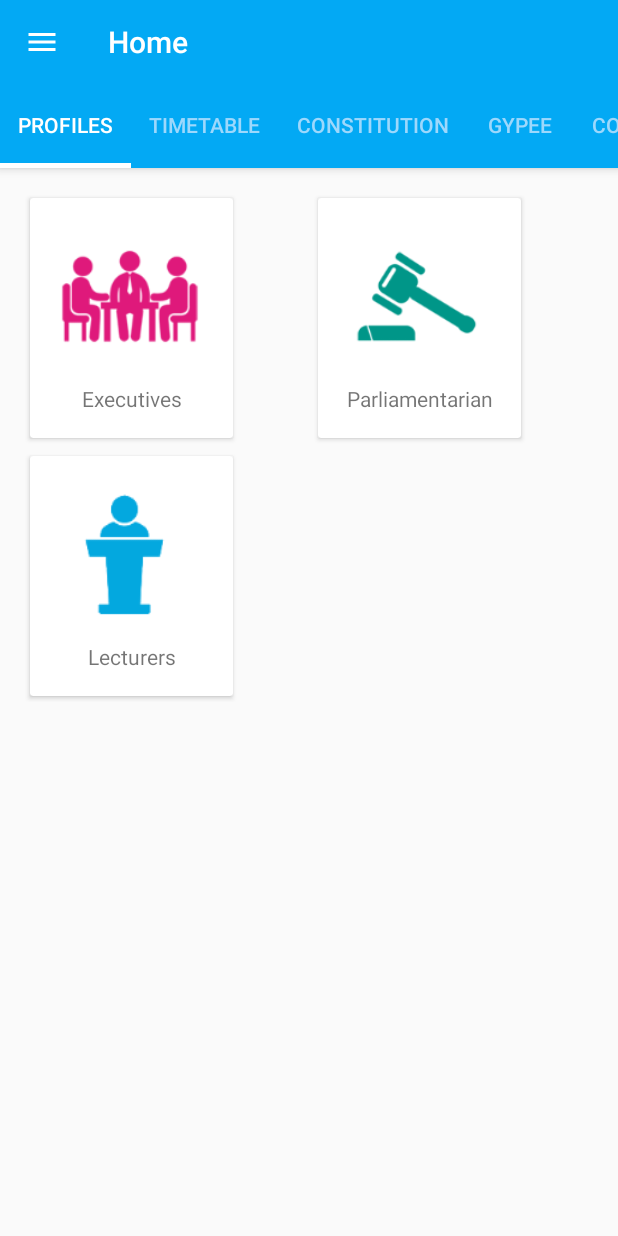
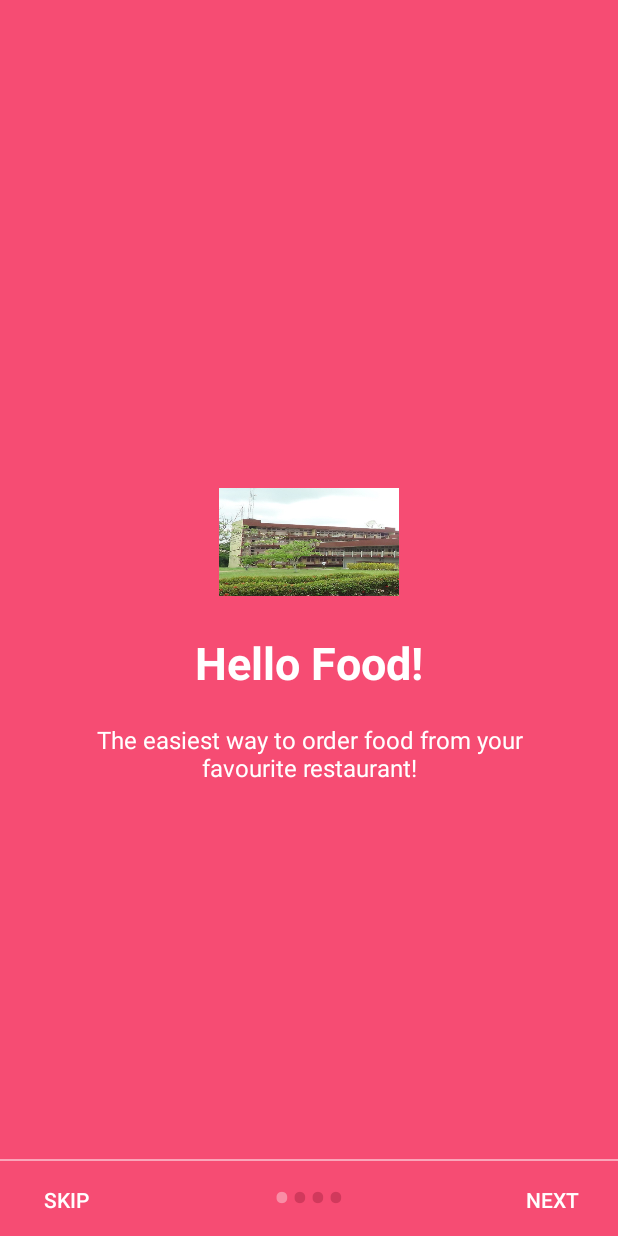
Before and after one commit to afomic/Nacoss, an Android app: the screen it shows after launch (MainActivity before the commit, Welcome after it), on a phone screen of 412 x 824 dp. Run offline under Robolectric (Android 15) with nearby library versions, the phone set to English and light mode, and no system bars.

Commit message:
i added app intro page

```diff
--- a/app/src/main/java/com/afomic/nacoss/activities/SplashScreen.java
+++ b/app/src/main/java/com/afomic/nacoss/activities/SplashScreen.java
@@ -17,7 +17,7 @@ public class SplashScreen extends AppCompatActivity {
         new Handler().postDelayed(new Runnable() {
             @Override
             public void run() {
-                Intent intent = new Intent(SplashScreen.this,MainActivity.class);
+                Intent intent = new Intent(SplashScreen.this,Welcome.class);
                 startActivity(intent);
                 finish();
             }
--- /dev/null
+++ b/app/src/main/java/com/afomic/nacoss/activities/Welcome.java
@@ -0,0 +1,204 @@
+package com.afomic.nacoss.activities;
+
+import android.content.Context;
+import android.content.Intent;
+import android.graphics.Color;
+import android.os.Build;
+import android.support.v4.view.PagerAdapter;
+import android.support.v4.view.ViewPager;
+import android.support.v7.app.AppCompatActivity;
+import android.os.Bundle;
+import android.text.Html;
+import android.view.LayoutInflater;
+import android.view.View;
+import android.view.ViewGroup;
+import android.view.Window;
+import android.view.WindowManager;
+import android.widget.Button;
+import android.widget.LinearLayout;
+import android.widget.TextView;
+
+import com.afomic.nacoss.R;
+import com.afomic.nacoss.data.PreferenceManager;
+
+public class Welcome extends AppCompatActivity {
+    private ViewPager viewPager;
+    private MyViewPagerAdapter myViewPagerAdapter;
+    private LinearLayout dotsLayout;
+    private TextView[] dots;
+    private int[] layouts;
+    private Button btnSkip, btnNext;
+    private PreferenceManager prefManager;
+
+    @Override
+    protected void onCreate(Bundle savedInstanceState) {
+        super.onCreate(savedInstanceState);
+
+        // Checking for first time launch - before calling setContentView()
+        prefManager = new PreferenceManager(this);
+        if (!prefManager.isFirstTimeLaunch()) {
+            launchHomeScreen();
+            finish();
+        }
+
+        // Making notification bar transparent
+        if (Build.VERSION.SDK_INT >= 21) {
+            getWindow().getDecorView().setSystemUiVisibility(View.SYSTEM_UI_FLAG_LAYOUT_STABLE | View.SYSTEM_UI_FLAG_LAYOUT_FULLSCREEN);
+        }
+
+        setContentView(R.layout.activity_welcome);
+
+        viewPager = (ViewPager) findViewById(R.id.view_pager);
+        dotsLayout = (LinearLayout) findViewById(R.id.layoutdots);
+        btnSkip = (Button) findViewById(R.id.btn_skip);
+        btnNext = (Button) findViewById(R.id.btn_next);
+
+
+        // layouts of all welcome sliders
+        // add few more layouts if you want
+        layouts = new int[]{
+                R.layout.welcome_slide1,
+                R.layout.welcome_slide2,
+                R.layout.welcome_slide3,
+                R.layout.welcome_slide4};
+
+        // adding bottom dots
+        addBottomDots(0);
+
+        // making notification bar transparent
+        changeStatusBarColor();
+
+        myViewPagerAdapter = new MyViewPagerAdapter();
+        viewPager.setAdapter(myViewPagerAdapter);
+        viewPager.addOnPageChangeListener(viewPagerPageChangeListener);
+
+        btnSkip.setOnClickListener(new View.OnClickListener() {
+            @Override
+            public void onClick(View v) {
+                launchHomeScreen();
+            }
+        });
+
+        btnNext.setOnClickListener(new View.OnClickListener() {
+            @Override
+            public void onClick(View v) {
+                // checking for last page
+                // if last page home screen will be launched
+                int current = getItem(+1);
+                if (current < layouts.length) {
+                    // move to next screen
+                    viewPager.setCurrentItem(current);
+                } else {
+                    launchHomeScreen();
+                }
+            }
+        });
+    }
+
+    private void addBottomDots(int currentPage) {
+        dots = new TextView[layouts.length];
+
+        int[] colorsActive = getResources().getIntArray(R.array.array_dot_active);
+        int[] colorsInactive = getResources().getIntArray(R.array.array_dot_inactive);
+
+        dotsLayout.removeAllViews();
+        for (int i = 0; i < dots.length; i++) {
+            dots[i] = new TextView(this);
+            dots[i].setText(Html.fromHtml("&#8226;"));
+            dots[i].setTextSize(35);
+            dots[i].setTextColor(colorsInactive[currentPage]);
+            dotsLayout.addView(dots[i]);
+        }
+
+        if (dots.length > 0)
+            dots[currentPage].setTextColor(colorsActive[currentPage]);
+    }
+
+    private int getItem(int i) {
+        return viewPager.getCurrentItem() + i;
+    }
+
+    private void launchHomeScreen() {
+        prefManager.setFirstTimeLaunch(false);
+        startActivity(new Intent(Welcome.this,MainActivity.class));
+        finish();
+    }
+
+    //  viewpager change listener
+    ViewPager.OnPageChangeListener viewPagerPageChangeListener = new ViewPager.OnPageChangeListener() {
+
+        @Override
+        public void onPageSelected(int position) {
+            addBottomDots(position);
+
+            // changing the next button text 'NEXT' / 'GOT IT'
+            if (position == layouts.length - 1) {
+                // last page. make button text to GOT IT
+                btnNext.setText(getString(R.string.start));
+                btnSkip.setVisibility(View.GONE);
+            } else {
+                // still pages are left
+                btnNext.setText(getString(R.string.next));
+                btnSkip.setVisibility(View.VISIBLE);
+            }
+        }
+
+        @Override
+        public void onPageScrolled(int arg0, float arg1, int arg2) {
+
+        }
+
+        @Override
+        public void onPageScrollStateChanged(int arg0) {
+
+        }
+    };
+
+    /**
+     * Making notification bar transparent
+     */
+    private void changeStatusBarColor() {
+        if (Build.VERSION.SDK_INT >= Build.VERSION_CODES.LOLLIPOP) {
+            Window window = getWindow();
+            window.addFlags(WindowManager.LayoutParams.FLAG_DRAWS_SYSTEM_BAR_BACKGROUNDS);
+            window.setStatusBarColor(Color.TRANSPARENT);
+        }
+    }
+
+    /**
+     * View pager adapter
+     */
+    public class MyViewPagerAdapter extends PagerAdapter {
+        private LayoutInflater layoutInflater;
+
+        public MyViewPagerAdapter() {
+        }
+
+        @Override
+        public Object instantiateItem(ViewGroup container, int position) {
+            layoutInflater = (LayoutInflater) getSystemService(Context.LAYOUT_INFLATER_SERVICE);
+
+            View view = layoutInflater.inflate(layouts[position], container, false);
+            container.addView(view);
+
+            return view;
+        }
+
+        @Override
+        public int getCount() {
+            return layouts.length;
+        }
+
+        @Override
+        public boolean isViewFromObject(View view, Object obj) {
+            return view == obj;
+        }
+
+
+        @Override
+        public void destroyItem(ViewGroup container, int position, Object object) {
+            View view = (View) object;
+            container.removeView(view);
+        }
+    }
+}
--- a/app/src/main/java/com/afomic/nacoss/data/PreferenceManager.java
+++ b/app/src/main/java/com/afomic/nacoss/data/PreferenceManager.java
@@ -11,6 +11,7 @@ import android.util.Log;
 public class PreferenceManager {
     private SharedPreferences preferences;
     private static boolean loggedIn=false;
+    private static final String IS_FIRST_TIME_LAUNCH = "IsFirstTimeLaunch";
     public PreferenceManager(Context context){
         preferences=context.getSharedPreferences(Constants.PREF_NAME, 0);
     }
@@ -88,4 +89,14 @@ public class PreferenceManager {
         return !(getPassword().equals("none"));
     }
 
+    public void setFirstTimeLaunch(boolean isFirstTime) {
+        SharedPreferences.Editor editor=preferences.edit();
+        editor.putBoolean(IS_FIRST_TIME_LAUNCH, isFirstTime);
+        editor.commit();
+    }
+
+    public boolean isFirstTimeLaunch() {
+        return preferences.getBoolean(IS_FIRST_TIME_LAUNCH, true);
+    }
+
 }
--- /dev/null
+++ b/app/src/main/res/layout/activity_welcome.xml
@@ -0,0 +1,50 @@
+<?xml version="1.0" encoding="utf-8"?>
+<RelativeLayout xmlns:android="http://schemas.android.com/apk/res/android"
+    xmlns:app="http://schemas.android.com/apk/res-auto"
+    xmlns:tools="http://schemas.android.com/tools"
+    android:layout_width="match_parent"
+    android:layout_height="match_parent">
+
+
+    <android.support.v4.view.ViewPager
+        android:id="@+id/view_pager"
+        android:layout_width="match_parent"
+        android:layout_height="match_parent" />
+
+    <LinearLayout
+        android:id="@+id/layoutdots"
+        android:layout_width="match_parent"
+        android:layout_height="@dimen/dots_height"
+        android:layout_alignParentBottom="true"
+        android:layout_marginBottom="@dimen/dots_margin_bottom"
+        android:gravity="center"
+        android:orientation="horizontal"/>
+
+    <View
+        android:layout_width="match_parent"
+        android:layout_height="1dp"
+        android:alpha=".5"
+        android:layout_above="@id/layoutdots"
+        android:background="@android:color/white" />
+
+    <Button
+        android:id="@+id/btn_next"
+        android:layout_width="wrap_content"
+        android:layout_height="wrap_content"
+        android:layout_alignParentBottom="true"
+        android:layout_alignParentRight="true"
+        android:background="@null"
+        android:text="@string/next"
+        android:textColor="@android:color/white" />
+
+    <Button
+        android:id="@+id/btn_skip"
+        android:layout_width="wrap_content"
+        android:layout_height="wrap_content"
+        android:layout_alignParentBottom="true"
+        android:layout_alignParentLeft="true"
+        android:background="@null"
+        android:text="@string/skip"
+        android:textColor="@android:color/white" />
+
+</RelativeLayout>
--- /dev/null
+++ b/app/src/main/res/layout/welcome_slide1.xml
@@ -0,0 +1,39 @@
+<?xml version="1.0" encoding="utf-8"?>
+<RelativeLayout xmlns:android="http://schemas.android.com/apk/res/android"
+    android:layout_width="match_parent"
+    android:layout_height="match_parent"
+    android:background="@color/bg_screen1">
+
+    <LinearLayout
+        android:layout_width="wrap_content"
+        android:layout_height="wrap_content"
+        android:layout_centerInParent="true"
+        android:gravity="center_horizontal"
+        android:orientation="vertical">
+
+        <ImageView
+            android:layout_width="@dimen/img_width_height"
+            android:layout_height="@dimen/img_width_height"
+            android:src="@drawable/department_image" />
+
+        <TextView
+            android:layout_width="wrap_content"
+            android:layout_height="wrap_content"
+            android:text="@string/slide_1_title"
+            android:textColor="@android:color/white"
+            android:textSize="@dimen/slide_title"
+            android:textStyle="bold" />
+
+        <TextView
+            android:layout_width="wrap_content"
+            android:layout_height="wrap_content"
+            android:layout_marginTop="20dp"
+            android:paddingLeft="@dimen/desc_padding"
+            android:paddingRight="@dimen/desc_padding"
+            android:text="@string/slide_1_desc"
+            android:textAlignment="center"
+            android:textColor="@android:color/white"
+            android:textSize="@dimen/slide_desc" />
+
+    </LinearLayout>
+</RelativeLayout>
--- a/app/src/main/res/values/colors.xml
+++ b/app/src/main/res/values/colors.xml
@@ -13,4 +13,38 @@
     <color name="translucent_scrim_bottom">#2a000000</color>
     <color name="translucent_scrim_bottom_center">#42212121</color>
 
+
+
+    <!-- Screens background color-->
+    <color name="bg_screen1">#f64c73</color>
+    <color name="bg_screen2">#20d2bb</color>
+    <color name="bg_screen3">#3395ff</color>
+    <color name="bg_screen4">#c873f4</color>
+
+    <!-- dots inactive colors -->
+    <color name="dot_dark_screen1">#d1395c</color>
+    <color name="dot_dark_screen2">#14a895</color>
+    <color name="dot_dark_screen3">#2278d4</color>
+    <color name="dot_dark_screen4">#a854d4</color>
+
+    <!-- dots active colors -->
+    <color name="dot_light_screen1">#f98da5</color>
+    <color name="dot_light_screen2">#8cf9eb</color>
+    <color name="dot_light_screen3">#93c6fd</color>
+    <color name="dot_light_screen4">#e4b5fc</color>
+
+    <array name="array_dot_active">
+        <item>@color/dot_light_screen1</item>
+        <item>@color/dot_light_screen2</item>
+        <item>@color/dot_light_screen3</item>
+        <item>@color/dot_light_screen4</item>
+    </array>
+
+    <array name="array_dot_inactive">
+        <item>@color/dot_dark_screen1</item>
+        <item>@color/dot_dark_screen2</item>
+        <item>@color/dot_dark_screen3</item>
+        <item>@color/dot_dark_screen4</item>
+    </array>
+
 </resources>
--- a/app/src/main/res/values/dimens.xml
+++ b/app/src/main/res/values/dimens.xml
@@ -14,4 +14,12 @@
     <dimen name="songs_count_padding_bottom">5dp</dimen>
     <dimen name="songs_count">12sp</dimen>
 
+    <dimen name="dots_height">30dp</dimen>
+    <dimen name="dots_margin_bottom">20dp</dimen>
+    <dimen name="img_width_height">120dp</dimen>
+    <dimen name="slide_title">30dp</dimen>
+    <dimen name="slide_desc">16dp</dimen>
+    <dimen name="desc_padding">40dp</dimen>
+    <dimen name="activity_vertical_margin">16dp</dimen>
+
 </resources>
--- a/app/src/main/res/values/strings.xml
+++ b/app/src/main/res/values/strings.xml
@@ -53,4 +53,22 @@
         As of April 2012, NACOSS states that it is the largest and most organized student body in West Africa, with registered members of about Two
         Hundred and Fifty thousand (250 000) in well over One Hundred and fifty local chapters (and more unregistered)
         in different Institutions (Universities, Polytechnics and Colleges of Education) across the six (6) Geo-political zones of Nigeria.</string>
+    <string name="next">NEXT</string>
+    <string name="skip">SKIP</string>
+    <string name="start">GOT IT</string>
+
+    <string name="slide_1_title">Hello Food!</string>
+    <string name="slide_1_desc">The easiest way to order food from your favourite restaurant!</string>
+
+    <string name="slide_2_title">Movie Tickets</string>
+    <string name="slide_2_desc">Book movie tickets for your family and friends!</string>
+
+    <string name="slide_3_title">Great Discounts</string>
+    <string name="slide_3_desc">Best discounts on every single service we offer!</string>
+
+    <string name="slide_4_title">World Travel</string>
+    <string name="slide_4_desc">Book tickets of any transportation and travel the world!</string>
+
+    <string name="play_again_desc">To see the welcome slider again, goto Settings -> apps -> welcome slider -> clear data</string>
+    <string name="play_again">Play Again</string>
 </resources>
```
Also changed, not shown: app/src/main/AndroidManifest.xml (+31 -19 lines), app/src/main/res/layout/welcome_slide2.xml (added, +41 -0 lines), app/src/main/res/layout/welcome_slide3.xml (added, +40 -0 lines), app/src/main/res/layout/welcome_slide4.xml (added, +40 -0 lines).
